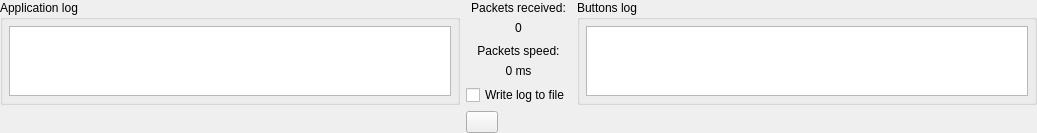
anpeaco/FreeJoyXConfiguratorQt, file src/widgets/debugwindow.ui: the form before one commit.
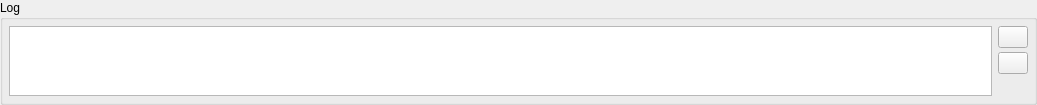
The form after the commit. Icons and pictures are not drawn.

Commit message: Debug-pane + right-sidebar UI overhaul

What changed in the file:
```diff
--- a/src/widgets/debugwindow.ui
+++ b/src/widgets/debugwindow.ui
@@ -13,7 +13,7 @@
   <property name="windowTitle">
    <string>Debug</string>
   </property>
-  <layout class="QGridLayout" name="gridLayout" columnstretch="1,0,1">
+  <layout class="QVBoxLayout" name="layoutV_Debug">
    <property name="leftMargin">
     <number>0</number>
    </property>
@@ -26,25 +26,12 @@
    <property name="bottomMargin">
     <number>0</number>
    </property>
-   <item row="2" column="1">
-    <widget class="QLabel" name="text_PacketsSpeed">
-     <property name="toolTip">
-      <string>Debug packets speed within 5 seconds</string>
-     </property>
-     <property name="text">
-      <string>Packets speed:</string>
-     </property>
-     <property name="alignment">
-      <set>Qt::AlignBottom|Qt::AlignHCenter</set>
-     </property>
-    </widget>
-   </item>
-   <item row="0" column="0" rowspan="5">
-    <widget class="QGroupBox" name="groupBox">
+   <item>
+    <widget class="QGroupBox" name="groupBox_Log">
      <property name="title">
-      <string>Application log</string>
+      <string>Log</string>
      </property>
-     <layout class="QHBoxLayout" name="horizontalLayout">
+     <layout class="QHBoxLayout" name="layoutH_Log">
       <property name="leftMargin">
        <number>6</number>
       </property>
@@ -57,37 +44,25 @@
       <property name="bottomMargin">
        <number>6</number>
       </property>
+      <property name="spacing">
+       <number>6</number>
+      </property>
       <item>
        <widget class="QTextBrowser" name="textBrowser_DebugMsg">
         <property name="sizePolicy">
-         <sizepolicy hsizetype="Expanding" vsizetype="Preferred">
+         <sizepolicy hsizetype="Expanding" vsizetype="Expanding">
           <horstretch>0</horstretch>
           <verstretch>0</verstretch>
          </sizepolicy>
         </property>
        </widget>
       </item>
-     </layout>
-    </widget>
-   </item>
-   <item row="1" column="1">
-    <widget class="QLabel" name="label_PacketsCount">
-     <property name="text">
-      <string>0</string>
-     </property>
-     <property name="alignment">
-      <set>Qt::AlignHCenter|Qt::AlignTop</set>
-     </property>
-    </widget>
-   </item>
-   <item row="4" column="1">
-    <widget class="QCheckBox" name="checkBox_WriteLog">
-     <property name="text">
-      <string>Write log to file</string>
-     </property>
-    </widget>
-   </item>
-   <item row="5" column="1">
+      <item>
+       <layout class="QVBoxLayout" name="layoutV_LogButtons">
+        <property name="spacing">
+         <number>4</number>
+        </property>
+        <item>
     <widget class="QPushButton" name="pushButton_LogMarker">
      <property name="toolTip">
       <string>Write a timestamped marker line to the log so you can find this moment quickly when reviewing later</string>
@@ -101,68 +76,58 @@
      </property>
      <property name="iconSize">
       <size>
-       <width>18</width>
-       <height>18</height>
+            <width>16</width>
+            <height>16</height>
       </size>
      </property>
      <property name="maximumSize">
       <size>
-       <width>32</width>
-       <height>28</height>
+            <width>30</width>
+            <height>26</height>
       </size>
      </property>
     </widget>
    </item>
-   <item row="3" column="1">
-    <widget class="QLabel" name="label_PacketsSpeed">
+        <item>
+         <widget class="QPushButton" name="pushButton_LogClear">
      <property name="toolTip">
       <string>within 5 seconds</string>
      </property>
      <property name="text">
-      <string>0 ms</string>
-     </property>
-     <property name="alignment">
-      <set>Qt::AlignHCenter|Qt::AlignTop</set>
-     </property>
-    </widget>
-   </item>
-   <item row="0" column="1">
-    <widget class="QLabel" name="text_PacketsCount">
-     <property name="text">
-      <string>Packets received:</string>
-     </property>
-     <property name="alignment">
-      <set>Qt::AlignBottom|Qt::AlignHCenter</set>
+           <string/>
+          </property>
+          <property name="icon">
+           <iconset resource="../resources.qrc">
+            <normaloff>:/Images/icons/lucide/rotate-ccw.svg</normaloff>:/Images/icons/lucide/rotate-ccw.svg</iconset>
+          </property>
+          <property name="iconSize">
+           <size>
+            <width>16</width>
+            <height>16</height>
+           </size>
+          </property>
+          <property name="maximumSize">
+           <size>
+            <width>30</width>
+            <height>26</height>
+           </size>
      </property>
     </widget>
    </item>
-   <item row="0" column="2" rowspan="5">
-    <widget class="QGroupBox" name="groupBox_2">
-     <property name="title">
-      <string>Buttons log</string>
-     </property>
-     <layout class="QHBoxLayout" name="horizontalLayout_2">
-      <property name="leftMargin">
-       <number>6</number>
-      </property>
-      <property name="topMargin">
-       <number>6</number>
-      </property>
-      <property name="rightMargin">
-       <number>6</number>
-      </property>
-      <property name="bottomMargin">
-       <number>6</number>
-      </property>
       <item>
-       <widget class="QTextBrowser" name="textBrowser_ButtonsLog">
-        <property name="sizePolicy">
-         <sizepolicy hsizetype="Expanding" vsizetype="Preferred">
-          <horstretch>0</horstretch>
-          <verstretch>0</verstretch>
-         </sizepolicy>
-        </property>
-       </widget>
+         <spacer name="logButtonsSpacer">
+          <property name="orientation">
+           <enum>Qt::Vertical</enum>
+          </property>
+          <property name="sizeHint" stdset="0">
+           <size>
+            <width>10</width>
+            <height>40</height>
+           </size>
+          </property>
+         </spacer>
+        </item>
+       </layout>
       </item>
      </layout>
     </widget>
```
Left out of the diff: 4 changed lines with no effect on the pictures. Lines whose indentation alone changed are shown as unchanged. The commit also changes 16 other files.
